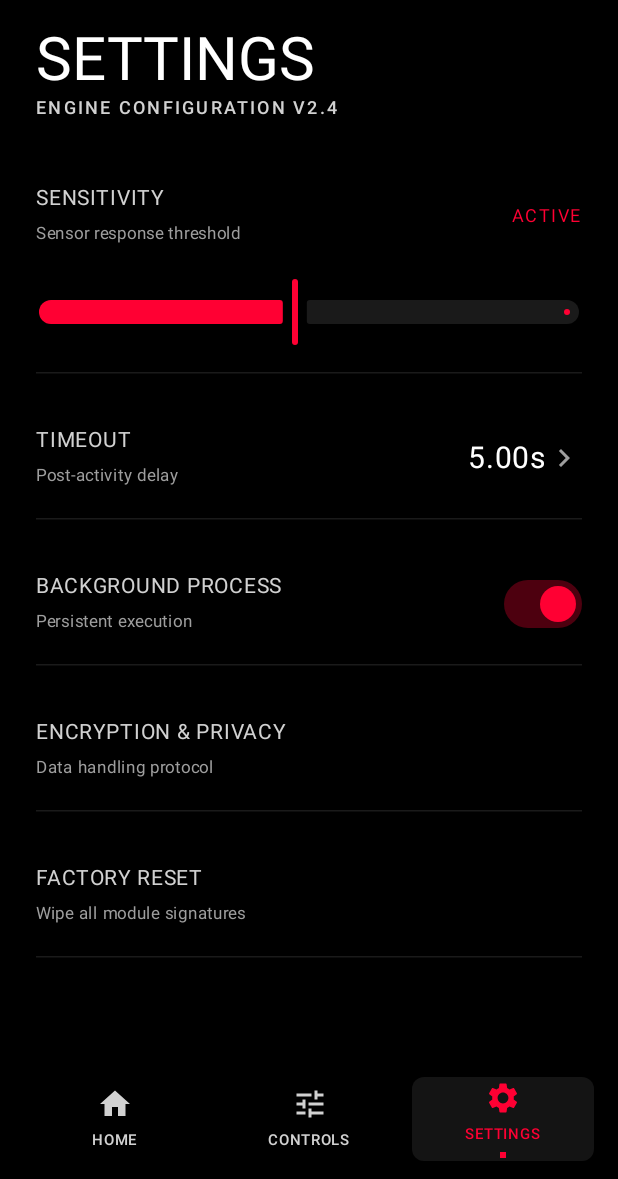
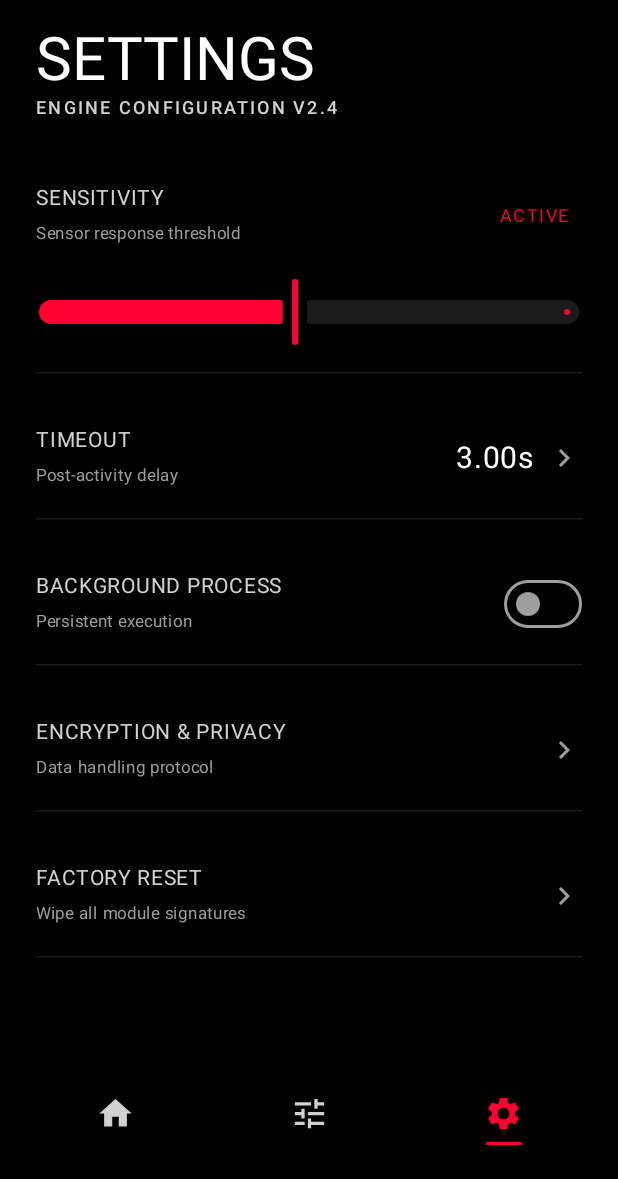
Before and after one commit to RohitKSahoo/Pausify, an Android app built with Jetpack Compose: the SettingsScreen screen opened through its navigation route, after a tap on "FACTORY RESET", on a phone screen of 412 x 824 dp, the part 57-1236 px from its top. Run offline under Robolectric (Android 15) with nearby library versions, the light colour scheme and no system bars; 2 other taps on this screen came first.

Commit message:
Refined UI interactions and expanded settings functionality
- Implemented animated indicators and removed ripple effects in `PausifyBottomNav`
- Updated `AudioProfile` display names for conciseness
- Added functional background process toggle and factory reset logic in `SettingsScreen`
- Replaced `Surface` with `Box` and `clickable` modifiers to remove default interaction ripples across all screens
- Improved layout spacing and icon sizes in navigation and settings items
- Fixed pause duration cycle logic in settings and added persistent service state handling

```diff
--- a/app/src/main/java/com/rohit/voicepause/audio/AudioProfile.kt
+++ b/app/src/main/java/com/rohit/voicepause/audio/AudioProfile.kt
@@ -19,7 +19,7 @@ enum class AudioProfile(
 ) {
 
     QUIET(
-        displayName = "Quiet Room",
+        displayName = "Quiet",
         vadAggressiveness = 3,
         minSpeechMs = 100L,
         minVoiceEnergy = 300,
@@ -27,7 +27,7 @@ enum class AudioProfile(
     ),
 
     BUSY(
-        displayName = "Busy Room",
+        displayName = "Busy",
         vadAggressiveness = 2,
         minSpeechMs = 250L,
         minVoiceEnergy = 400,
@@ -35,7 +35,7 @@ enum class AudioProfile(
     ),
 
     TRAFFIC(
-        displayName = "Traffic / Outdoors",
+        displayName = "Outdoors",
         vadAggressiveness = 1,
         minSpeechMs = 700L,
         minVoiceEnergy = 1_000,
--- a/app/src/main/java/com/rohit/voicepause/ui/components/PausifyBottomNav.kt
+++ b/app/src/main/java/com/rohit/voicepause/ui/components/PausifyBottomNav.kt
@@ -1,17 +1,19 @@
 package com.rohit.voicepause.ui.components
 
+import androidx.compose.animation.core.Spring
+import androidx.compose.animation.core.animateDpAsState
+import androidx.compose.animation.core.spring
 import androidx.compose.foundation.background
 import androidx.compose.foundation.clickable
+import androidx.compose.foundation.interaction.MutableInteractionSource
 import androidx.compose.foundation.layout.*
 import androidx.compose.foundation.shape.RoundedCornerShape
 import androidx.compose.material3.*
-import androidx.compose.runtime.Composable
+import androidx.compose.runtime.*
 import androidx.compose.ui.Alignment
 import androidx.compose.ui.Modifier
-import androidx.compose.ui.draw.clip
 import androidx.compose.ui.graphics.Color
 import androidx.compose.ui.unit.dp
-import androidx.compose.ui.unit.sp
 import androidx.navigation.NavController
 import androidx.navigation.compose.currentBackStackEntryAsState
 import com.rohit.voicepause.ui.screen.Screen
@@ -46,14 +48,24 @@ fun PausifyBottomNav(navController: NavController) {
                 val isSelected = currentRoute == screen.route
                 val contentColor = if (isSelected) PausifyRed else TextSecondary
 
+                // Animate the line width from 0 to 24dp
+                val lineWidth by animateDpAsState(
+                    targetValue = if (isSelected) 24.dp else 0.dp,
+                    animationSpec = spring(
+                        dampingRatio = Spring.DampingRatioMediumBouncy,
+                        stiffness = Spring.StiffnessLow
+                    ),
+                    label = "lineWidth"
+                )
+
                 Box(
                     modifier = Modifier
                         .height(56.dp)
                         .weight(1f)
-                        .padding(horizontal = 4.dp)
-                        .clip(RoundedCornerShape(8.dp))
-                        .background(if (isSelected) Color.DarkGray.copy(alpha = 0.3f) else Color.Transparent)
-                        .clickable {
+                        .clickable(
+                            interactionSource = remember { MutableInteractionSource() },
+                            indication = null // Removes the default ripple highlight
+                        ) {
                             if (currentRoute != screen.route) {
                                 navController.navigate(screen.route) {
                                     popUpTo(navController.graph.startDestinationId)
@@ -63,28 +75,29 @@ fun PausifyBottomNav(navController: NavController) {
                         },
                     contentAlignment = Alignment.Center
                 ) {
-                    Column(horizontalAlignment = Alignment.CenterHorizontally) {
+                    Column(
+                        horizontalAlignment = Alignment.CenterHorizontally,
+                        verticalArrangement = Arrangement.Center
+                    ) {
                         Icon(
                             imageVector = screen.icon,
                             contentDescription = screen.title,
                             tint = contentColor,
-                            modifier = Modifier.size(24.dp)
+                            modifier = Modifier.size(26.dp)
                         )
-                        Spacer(Modifier.height(4.dp))
-                        Text(
-                            text = screen.title.uppercase(),
-                            color = contentColor,
-                            fontSize = 10.sp,
-                            style = MaterialTheme.typography.labelSmall
+
+                        Spacer(Modifier.height(6.dp))
+
+                        // Animated red line
+                        Box(
+                            modifier = Modifier
+                                .height(2.dp)
+                                .width(lineWidth)
+                                .background(
+                                    color = if (lineWidth > 0.dp) PausifyRed else Color.Transparent,
+                                    shape = RoundedCornerShape(1.dp)
+                                )
                         )
-                        if (isSelected) {
-                            Spacer(Modifier.height(4.dp))
-                            Box(
-                                Modifier
-                                    .size(4.dp)
-                                    .background(PausifyRed)
-                            )
-                        }
                     }
                 }
             }
--- a/app/src/main/java/com/rohit/voicepause/ui/screen/ControlsScreen.kt
+++ b/app/src/main/java/com/rohit/voicepause/ui/screen/ControlsScreen.kt
@@ -2,6 +2,7 @@ package com.rohit.voicepause.ui.screen
 
 import androidx.compose.foundation.background
 import androidx.compose.foundation.clickable
+import androidx.compose.foundation.interaction.MutableInteractionSource
 import androidx.compose.foundation.layout.*
 import androidx.compose.foundation.rememberScrollState
 import androidx.compose.foundation.verticalScroll
@@ -179,10 +180,18 @@ fun ControlCard(content: @Composable ColumnScope.() -> Unit) {
 
 @Composable
 fun ModeItem(number: String, title: String, subtitle: String, active: Boolean, onClick: () -> Unit) {
+    Box(
+        modifier = Modifier
+            .fillMaxWidth()
+            .clickable(
+                interactionSource = remember { MutableInteractionSource() },
+                indication = null,
+                onClick = onClick
+            )
+    ) {
         Row(
             modifier = Modifier
                 .fillMaxWidth()
-            .clickable(onClick = onClick)
                 .padding(vertical = 16.dp),
             verticalAlignment = Alignment.CenterVertically
         ) {
@@ -209,3 +218,4 @@ fun ModeItem(number: String, title: String, subtitle: String, active: Boolean, o
             }
         }
     }
+}
--- a/app/src/main/java/com/rohit/voicepause/ui/screen/HomeScreen.kt
+++ b/app/src/main/java/com/rohit/voicepause/ui/screen/HomeScreen.kt
@@ -4,6 +4,7 @@ import android.media.AudioManager
 import androidx.compose.animation.core.*
 import androidx.compose.foundation.background
 import androidx.compose.foundation.clickable
+import androidx.compose.foundation.interaction.MutableInteractionSource
 import androidx.compose.foundation.layout.*
 import androidx.compose.foundation.rememberScrollState
 import androidx.compose.foundation.shape.CircleShape
@@ -119,7 +120,10 @@ fun HomeScreen(
                         Column(
                             modifier = Modifier
                                 .width(IntrinsicSize.Max)
-                                .clickable {
+                                .clickable(
+                                    interactionSource = remember { MutableInteractionSource() },
+                                    indication = null
+                                ) {
                                     selectedProfile = profile
                                     Settings.setSelectedProfile(context, profile)
                                 },
@@ -155,16 +159,25 @@ fun HomeScreen(
             Spacer(Modifier.height(40.dp))
 
             // Listening Card / Toggle
-            Surface(
-                onClick = onToggleService,
-                color = if (serviceActive) PausifyRed else CardBackground,
-                shape = RoundedCornerShape(8.dp),
+            Box(
                 modifier = Modifier
                     .fillMaxWidth()
                     .height(120.dp)
+                    .background(
+                        color = if (serviceActive) PausifyRed else CardBackground,
+                        shape = RoundedCornerShape(8.dp)
+                    )
+                    .clickable(
+                        interactionSource = remember { MutableInteractionSource() },
+                        indication = null,
+                        onClick = onToggleService
+                    ),
+                contentAlignment = Alignment.Center
             ) {
                 Row(
-                    modifier = Modifier.padding(horizontal = 28.dp),
+                    modifier = Modifier
+                        .fillMaxWidth()
+                        .padding(horizontal = 28.dp),
                     verticalAlignment = Alignment.CenterVertically,
                     horizontalArrangement = Arrangement.SpaceBetween
                 ) {
--- a/app/src/main/java/com/rohit/voicepause/ui/screen/SettingsScreen.kt
+++ b/app/src/main/java/com/rohit/voicepause/ui/screen/SettingsScreen.kt
@@ -1,6 +1,8 @@
 package com.rohit.voicepause.ui.screen
 
 import androidx.compose.foundation.background
+import androidx.compose.foundation.clickable
+import androidx.compose.foundation.interaction.MutableInteractionSource
 import androidx.compose.foundation.layout.*
 import androidx.compose.foundation.rememberScrollState
 import androidx.compose.foundation.verticalScroll
@@ -26,6 +28,7 @@ fun SettingsScreen() {
     // States linked to Settings
     var sensitivity by remember { mutableStateOf(Settings.getCustomVoiceSensitivity(context)) }
     var pauseSec by remember { mutableStateOf((Settings.getCustomPauseDurationMs(context) / 1000).toInt()) }
+    var backgroundProcessEnabled by remember { mutableStateOf(Settings.isServiceRunning(context)) }
 
     Column(
         modifier = Modifier
@@ -40,7 +43,7 @@ fun SettingsScreen() {
                 "SETTINGS",
                 style = MaterialTheme.typography.headlineLarge,
                 color = Color.White,
-                fontSize = 40.sp // Increased from 32
+                fontSize = 40.sp
             )
             Text(
                 "ENGINE CONFIGURATION V2.4",
@@ -74,10 +77,11 @@ fun SettingsScreen() {
                 value = "${pauseSec}.00s",
                 hasChevron = true,
                 onClick = {
-                    val next = when(pauseSec) {
+                    val next = when (pauseSec) {
+                        3 -> 5
                         5 -> 10
                         10 -> 15
-                        else -> 5
+                        else -> 3
                     }
                     pauseSec = next
                     Settings.setCustomPauseSeconds(context, next)
@@ -91,8 +95,11 @@ fun SettingsScreen() {
                 title = "BACKGROUND PROCESS",
                 subtitle = "Persistent execution",
                 hasSwitch = true,
-                switchState = true,
-                onSwitchChange = {}
+                switchState = backgroundProcessEnabled,
+                onSwitchChange = {
+                    backgroundProcessEnabled = it
+                    Settings.setServiceRunning(context, it)
+                }
             )
 
             Spacer(Modifier.height(32.dp))
@@ -101,8 +108,10 @@ fun SettingsScreen() {
             SettingItem(
                 title = "ENCRYPTION & PRIVACY",
                 subtitle = "Data handling protocol",
-                hasIcon = true,
-                onClick = {}
+                hasChevron = true,
+                onClick = {
+                    // Placeholder for privacy screen
+                }
             )
 
             Spacer(Modifier.height(32.dp))
@@ -111,8 +120,17 @@ fun SettingsScreen() {
             SettingItem(
                 title = "FACTORY RESET",
                 subtitle = "Wipe all module signatures",
-                hasIcon = true,
-                onClick = {}
+                hasChevron = true,
+                onClick = {
+                    // Reset all to defaults
+                    sensitivity = 1.0f
+                    pauseSec = 3
+                    backgroundProcessEnabled = false
+
+                    Settings.setCustomVoiceSensitivity(context, 1.0f)
+                    Settings.setCustomPauseSeconds(context, 3)
+                    Settings.setServiceRunning(context, false)
+                }
             )
 
             Spacer(Modifier.height(64.dp))
@@ -149,13 +167,20 @@ fun SettingItem(
     switchState: Boolean = false,
     onSwitchChange: (Boolean) -> Unit = {},
     hasChevron: Boolean = false,
-    hasIcon: Boolean = false,
     onClick: (() -> Unit)? = null
 ) {
-    Surface(
-        onClick = { onClick?.invoke() },
-        color = Color.Transparent,
-        enabled = onClick != null
+    Box(
+        modifier = Modifier
+            .fillMaxWidth()
+            .then(
+                if (onClick != null) {
+                    Modifier.clickable(
+                        interactionSource = remember { MutableInteractionSource() },
+                        indication = null,
+                        onClick = onClick
+                    )
+                } else Modifier
+            )
     ) {
         Column(modifier = Modifier.fillMaxWidth()) {
             Row(
@@ -163,17 +188,19 @@ fun SettingItem(
                 horizontalArrangement = Arrangement.SpaceBetween,
                 verticalAlignment = Alignment.CenterVertically
             ) {
-                Column {
-                    Text(title, color = TextSecondary, fontSize = 14.sp) // Increased from 12
-                    Text(subtitle, color = TextDisabled, fontSize = 11.sp) // Increased from 10
+                Column(modifier = Modifier.weight(1f)) {
+                    Text(title, color = TextSecondary, fontSize = 14.sp)
+                    Text(subtitle, color = TextDisabled, fontSize = 11.sp)
                 }
 
                 Row(verticalAlignment = Alignment.CenterVertically) {
                     if (status != null) {
                         Text(status, color = PausifyRed, fontSize = 12.sp, letterSpacing = 1.sp)
+                        Spacer(Modifier.width(8.dp))
                     }
                     if (value != null) {
-                        Text(value, color = Color.White, fontSize = 20.sp) // Increased from 18
+                        Text(value, color = Color.White, fontSize = 20.sp)
+                        Spacer(Modifier.width(8.dp))
                     }
                     if (hasSwitch) {
                         Switch(
@@ -181,12 +208,20 @@ fun SettingItem(
                             onCheckedChange = onSwitchChange,
                             colors = SwitchDefaults.colors(
                                 checkedThumbColor = PausifyRed,
-                                checkedTrackColor = PausifyRed.copy(alpha = 0.3f)
+                                checkedTrackColor = PausifyRed.copy(alpha = 0.3f),
+                                uncheckedThumbColor = TextDisabled,
+                                uncheckedTrackColor = Color.Transparent,
+                                uncheckedBorderColor = TextDisabled
                             )
                         )
                     }
                     if (hasChevron) {
-                        Icon(Icons.Default.ChevronRight, contentDescription = null, tint = TextDisabled)
+                        Icon(
+                            imageVector = Icons.Default.ChevronRight,
+                            contentDescription = null,
+                            tint = TextDisabled,
+                            modifier = Modifier.size(24.dp)
+                        )
                     }
                 }
             }
```
Lines whose indentation alone changed are shown as unchanged.
